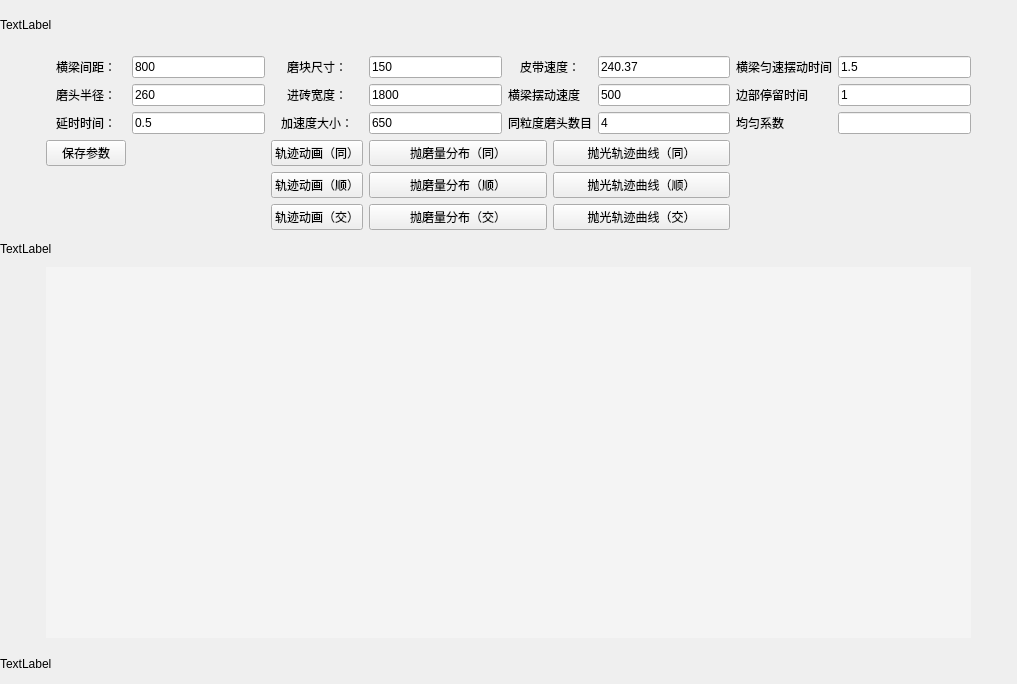
The window that Single_Sim.ui (wuheideyun/PolishingParameterNew) describes before a commit, drawn with Qt 5.
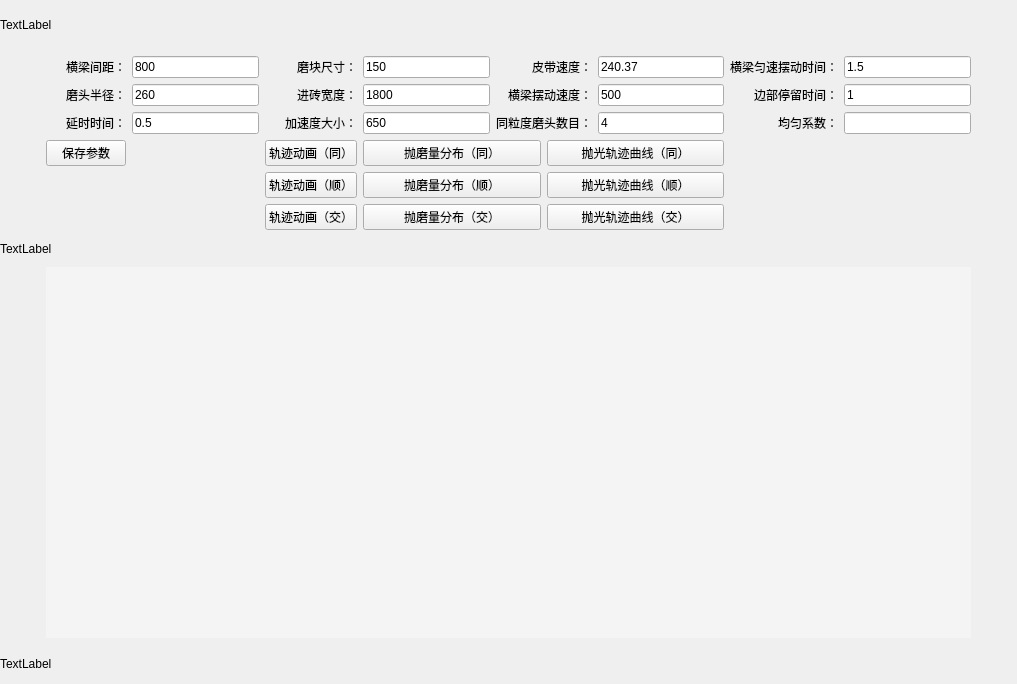
The same window after the commit.

The edit to the form file:
```diff
--- a/Single_Sim.ui
+++ b/Single_Sim.ui
@@ -37,7 +37,7 @@
     <item row="2" column="1">
      <widget class="QLabel" name="label_radius">
       <property name="text">
-       <string>&lt;html&gt;&lt;head/&gt;&lt;body&gt;&lt;p align=&quot;center&quot;&gt;磨头半径：&lt;/p&gt;&lt;/body&gt;&lt;/html&gt;</string>
+       <string>&lt;html&gt;&lt;head/&gt;&lt;body&gt;&lt;p align=&quot;right&quot;&gt;磨头半径：&lt;/p&gt;&lt;/body&gt;&lt;/html&gt;</string>
       </property>
      </widget>
     </item>
@@ -58,7 +58,7 @@
     <item row="2" column="5" colspan="2">
      <widget class="QLabel" name="label_beam_swing_speed">
       <property name="text">
-       <string>&lt;html&gt;&lt;head/&gt;&lt;body&gt;&lt;p&gt;横梁摆动速度&lt;/p&gt;&lt;/body&gt;&lt;/html&gt;</string>
+       <string>&lt;html&gt;&lt;head/&gt;&lt;body&gt;&lt;p align=&quot;right&quot;&gt;横梁摆动速度：&lt;/p&gt;&lt;/body&gt;&lt;/html&gt;</string>
       </property>
      </widget>
     </item>
@@ -86,7 +86,7 @@
     <item row="3" column="3">
      <widget class="QLabel" name="label_accelerate">
       <property name="text">
-       <string>&lt;html&gt;&lt;head/&gt;&lt;body&gt;&lt;p align=&quot;center&quot;&gt;加速度大小：&lt;/p&gt;&lt;/body&gt;&lt;/html&gt;</string>
+       <string>&lt;html&gt;&lt;head/&gt;&lt;body&gt;&lt;p align=&quot;right&quot;&gt;加速度大小：&lt;/p&gt;&lt;/body&gt;&lt;/html&gt;</string>
       </property>
      </widget>
     </item>
@@ -100,7 +100,7 @@
     <item row="1" column="8">
      <widget class="QLabel" name="label_beam_constant_time">
       <property name="text">
-       <string>横梁匀速摆动时间</string>
+       <string>&lt;html&gt;&lt;head/&gt;&lt;body&gt;&lt;p align=&quot;right&quot;&gt;横梁匀速摆动时间：&lt;/p&gt;&lt;/body&gt;&lt;/html&gt;</string>
       </property>
      </widget>
     </item>
@@ -114,14 +114,14 @@
     <item row="2" column="3">
      <widget class="QLabel" name="label_ceramic_width">
       <property name="text">
-       <string>&lt;html&gt;&lt;head/&gt;&lt;body&gt;&lt;p align=&quot;center&quot;&gt;进砖宽度：&lt;/p&gt;&lt;/body&gt;&lt;/html&gt;</string>
+       <string>&lt;html&gt;&lt;head/&gt;&lt;body&gt;&lt;p align=&quot;right&quot;&gt;进砖宽度：&lt;/p&gt;&lt;/body&gt;&lt;/html&gt;</string>
       </property>
      </widget>
     </item>
     <item row="1" column="3">
      <widget class="QLabel" name="label_grind_size">
       <property name="text">
-       <string>&lt;html&gt;&lt;head/&gt;&lt;body&gt;&lt;p align=&quot;center&quot;&gt;磨块尺寸：&lt;/p&gt;&lt;/body&gt;&lt;/html&gt;</string>
+       <string>&lt;html&gt;&lt;head/&gt;&lt;body&gt;&lt;p align=&quot;right&quot;&gt;磨块尺寸：&lt;/p&gt;&lt;/body&gt;&lt;/html&gt;</string>
       </property>
      </widget>
     </item>
@@ -142,7 +142,7 @@
     <item row="1" column="5" colspan="2">
      <widget class="QLabel" name="label_belt_speed">
       <property name="text">
-       <string>&lt;html&gt;&lt;head/&gt;&lt;body&gt;&lt;p align=&quot;center&quot;&gt;皮带速度：&lt;/p&gt;&lt;/body&gt;&lt;/html&gt;</string>
+       <string>&lt;html&gt;&lt;head/&gt;&lt;body&gt;&lt;p align=&quot;right&quot;&gt;皮带速度：&lt;/p&gt;&lt;/body&gt;&lt;/html&gt;</string>
       </property>
      </widget>
     </item>
@@ -205,7 +205,7 @@
     <item row="3" column="1">
      <widget class="QLabel" name="label_delay_time">
       <property name="text">
-       <string>&lt;html&gt;&lt;head/&gt;&lt;body&gt;&lt;p align=&quot;center&quot;&gt;延时时间：&lt;/p&gt;&lt;/body&gt;&lt;/html&gt;</string>
+       <string>&lt;html&gt;&lt;head/&gt;&lt;body&gt;&lt;p align=&quot;right&quot;&gt;延时时间：&lt;/p&gt;&lt;/body&gt;&lt;/html&gt;</string>
       </property>
      </widget>
     </item>
@@ -228,7 +228,7 @@
     <item row="1" column="1">
      <widget class="QLabel" name="label_beam_between">
       <property name="text">
-       <string>&lt;html&gt;&lt;head/&gt;&lt;body&gt;&lt;p align=&quot;center&quot;&gt;横梁间距：&lt;/p&gt;&lt;/body&gt;&lt;/html&gt;</string>
+       <string>&lt;html&gt;&lt;head/&gt;&lt;body&gt;&lt;p align=&quot;right&quot;&gt;横梁间距：&lt;/p&gt;&lt;/body&gt;&lt;/html&gt;</string>
       </property>
      </widget>
     </item>
@@ -256,21 +256,21 @@
     <item row="3" column="5" colspan="2">
      <widget class="QLabel" name="label_num">
       <property name="text">
-       <string>同粒度磨头数目</string>
+       <string>&lt;html&gt;&lt;head/&gt;&lt;body&gt;&lt;p align=&quot;right&quot;&gt;同粒度磨头数目：&lt;/p&gt;&lt;/body&gt;&lt;/html&gt;</string>
       </property>
      </widget>
     </item>
     <item row="3" column="8">
      <widget class="QLabel" name="label_coefficient">
       <property name="text">
-       <string>均匀系数</string>
+       <string>&lt;html&gt;&lt;head/&gt;&lt;body&gt;&lt;p align=&quot;right&quot;&gt;均匀系数：&lt;/p&gt;&lt;/body&gt;&lt;/html&gt;</string>
       </property>
      </widget>
     </item>
     <item row="2" column="8">
      <widget class="QLabel" name="label_stay_time">
       <property name="text">
-       <string>边部停留时间</string>
+       <string>&lt;html&gt;&lt;head/&gt;&lt;body&gt;&lt;p align=&quot;right&quot;&gt;边部停留时间：&lt;/p&gt;&lt;/body&gt;&lt;/html&gt;</string>
       </property>
      </widget>
     </item>
```
